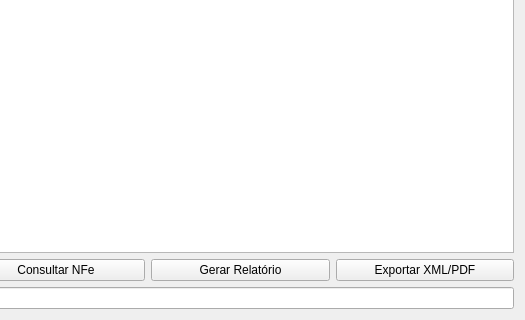
This is ui/widgetnfesaida.ui in darktorres/ERP-STACCATO as Qt 5 draws it before an edit; both pictures show x 389 to 914 and y 381 to 701 of the 914 by 701 pixel window. The edited form follows.
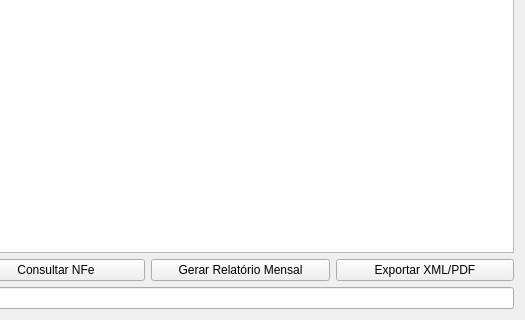
This is the edited form. Custom widgets are drawn as their Qt base class.

Commit message: Alterado texto do botão para evitar ambiguidade

```diff
--- a/ui/widgetnfesaida.ui
+++ b/ui/widgetnfesaida.ui
@@ -48,7 +48,7 @@
         <bool>true</bool>
        </property>
        <property name="text">
-        <string>Gerar Relatório</string>
+        <string>Gerar Relatório Mensal</string>
        </property>
       </widget>
      </item>
```
